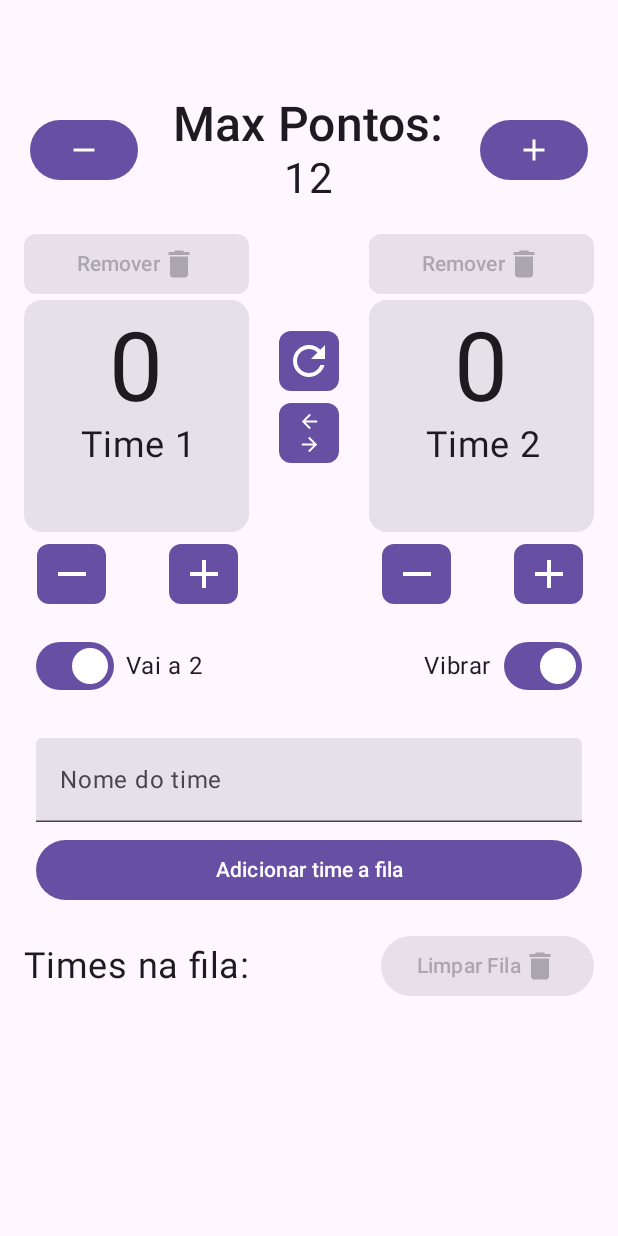
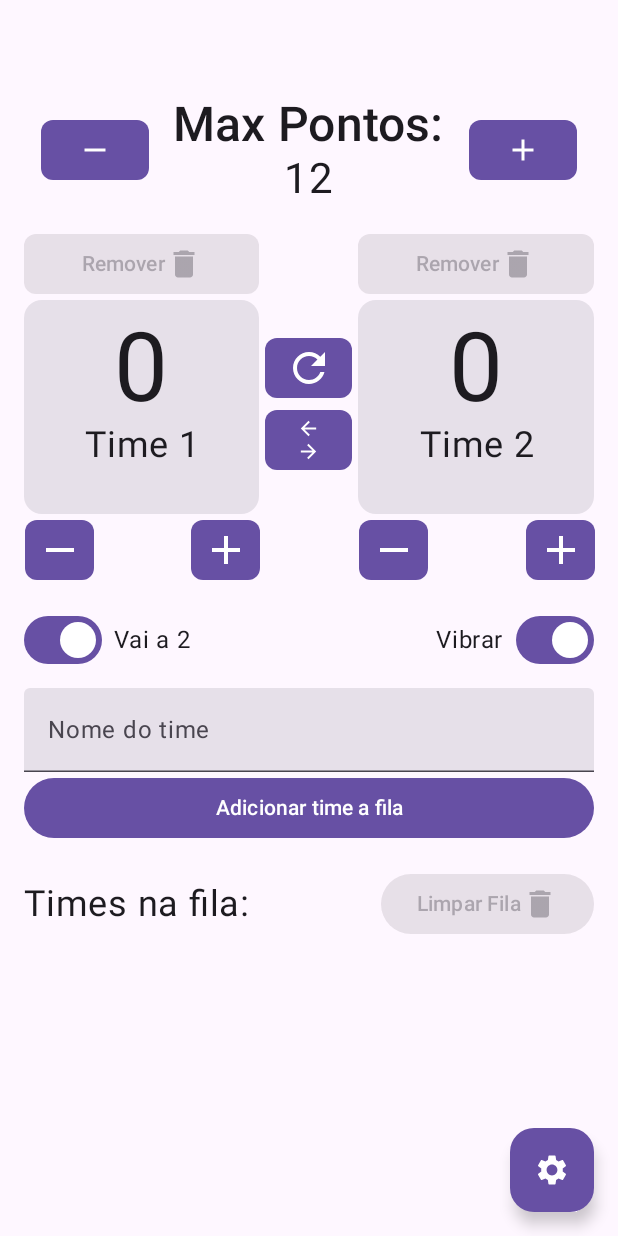
Before and after one commit to SaedSilva/voleibr, an Android app built with Jetpack Compose: the screen it shows after launch (MainActivity), on a phone screen of 412 x 824 dp. Run offline under Robolectric (Android 15) with nearby library versions, the phone set to English and light mode, and no system bars; our stand-ins replace Room's generated code; 13 statements that could not run were skipped.

Commit message:
Fix Layout

```diff
--- a/app/src/main/AndroidManifest.xml
+++ b/app/src/main/AndroidManifest.xml
@@ -3,6 +3,7 @@
     xmlns:tools="http://schemas.android.com/tools">
 
     <uses-permission android:name="android.permission.VIBRATE" />
+    <uses-permission android:name="android.permission.INTERNET" />
 
     <application
         android:allowBackup="true"
--- a/app/src/main/java/br/dev/saed/voleibr/ui/screens/main/MainScreen.kt
+++ b/app/src/main/java/br/dev/saed/voleibr/ui/screens/main/MainScreen.kt
@@ -5,22 +5,28 @@ import androidx.compose.foundation.layout.Arrangement
 import androidx.compose.foundation.layout.Column
 import androidx.compose.foundation.layout.PaddingValues
 import androidx.compose.foundation.layout.Row
+import androidx.compose.foundation.layout.Spacer
 import androidx.compose.foundation.layout.fillMaxSize
 import androidx.compose.foundation.layout.fillMaxWidth
 import androidx.compose.foundation.layout.padding
 import androidx.compose.foundation.layout.size
+import androidx.compose.foundation.layout.width
 import androidx.compose.foundation.lazy.LazyColumn
+import androidx.compose.foundation.rememberScrollState
 import androidx.compose.foundation.text.KeyboardActions
 import androidx.compose.foundation.text.KeyboardOptions
+import androidx.compose.foundation.verticalScroll
 import androidx.compose.material.icons.Icons
 import androidx.compose.material.icons.automirrored.filled.ArrowBack
 import androidx.compose.material.icons.automirrored.filled.ArrowForward
 import androidx.compose.material.icons.filled.Add
 import androidx.compose.material.icons.filled.Delete
 import androidx.compose.material.icons.filled.Refresh
+import androidx.compose.material.icons.filled.Settings
 import androidx.compose.material3.Button
 import androidx.compose.material3.Card
 import androidx.compose.material3.CardColors
+import androidx.compose.material3.FloatingActionButton
 import androidx.compose.material3.Icon
 import androidx.compose.material3.MaterialTheme
 import androidx.compose.material3.Scaffold
@@ -71,14 +77,14 @@ fun MainScreen(
 ) {
     Scaffold(
         modifier = Modifier.fillMaxSize(),
-//        floatingActionButton = {
-//            FloatingActionButton(
-//                onClick = { /*TODO implements fab*/ },
-//                containerColor = MaterialTheme.colorScheme.primary
-//            ) {
-//                Icon(imageVector = Icons.Default.Info, contentDescription = null, tint = MaterialTheme.colorScheme.onPrimary)
-//            }
-//        }
+        floatingActionButton = {
+            FloatingActionButton(
+                onClick = { /*TODO implements fab*/ },
+                containerColor = MaterialTheme.colorScheme.primary
+            ) {
+                Icon(imageVector = Icons.Default.Settings, contentDescription = null, tint = MaterialTheme.colorScheme.onPrimary)
+            }
+        }
     ) { innerPadding ->
         if (uiState.winner != null) {
             WinnerDialog(winner = uiState.winner)
@@ -86,7 +92,6 @@ fun MainScreen(
 
         Column(
             modifier = modifier
-                .fillMaxSize()
                 .padding(innerPadding)
                 .padding(16.dp)
         ) {
@@ -94,10 +99,13 @@ fun MainScreen(
                 modifier = Modifier
                     .fillMaxWidth()
                     .padding(top = 32.dp),
-                horizontalArrangement = Arrangement.SpaceAround,
+                horizontalArrangement = Arrangement.Center,
                 verticalAlignment = Alignment.CenterVertically
             ) {
-                Button(onClick = { onClickDecreaseMaxPoints() }) {
+                Button(
+                    onClick = { onClickDecreaseMaxPoints() },
+                    shape = MaterialTheme.shapes.small
+                ) {
                     Icon(
                         painter = painterResource(id = R.drawable.baseline_remove_24),
                         contentDescription = stringResource(id = R.string.txt_acss_btn_decrease_max_points)
@@ -120,19 +128,22 @@ fun MainScreen(
                     )
                 }
 
-                Button(onClick = { onClickIncreaseMaxPoints() }) {
+                Button(
+                    onClick = { onClickIncreaseMaxPoints() },
+                    shape = MaterialTheme.shapes.small
+                ) {
                     Icon(
                         imageVector = Icons.Default.Add,
                         contentDescription = stringResource(id = R.string.txt_acss_btn_increase_max_points)
                     )
                 }
             }
-
             Row(
                 horizontalArrangement = Arrangement.SpaceBetween,
+                verticalAlignment = Alignment.CenterVertically,
                 modifier = Modifier.fillMaxWidth()
             ) {
-                Column(modifier = Modifier.size(width = 150.dp, height = 260.dp)) {
+                Column(modifier = Modifier.weight(1f)) {
                     Button(
                         modifier = Modifier.fillMaxWidth(),
                         enabled = uiState.teamsInQueue.isNotEmpty(),
@@ -170,13 +181,13 @@ fun MainScreen(
                                 text = uiState.team1.nome,
                                 fontSize = 24.sp,
                                 textAlign = TextAlign.Center,
-                                modifier = Modifier.size(width = 125.dp, height = 64.dp)
+                                minLines = 2
                             )
                         }
                     }
                     Row(
                         modifier = Modifier
-                            .padding(8.dp)
+                            .padding(top = 4.dp)
                             .fillMaxWidth(),
                         verticalAlignment = Alignment.CenterVertically,
                         horizontalArrangement = Arrangement.SpaceBetween
@@ -213,8 +224,10 @@ fun MainScreen(
                     }
                 }
 
+                Spacer(modifier = Modifier.width(4.dp))
+
                 Column(
-                    modifier = Modifier.size(width = 40.dp, height = 225.dp),
+                    modifier = Modifier,
                     verticalArrangement = Arrangement.Center,
                 ) {
                     Button(
@@ -248,7 +261,9 @@ fun MainScreen(
                     }
                 }
 
-                Column(modifier = Modifier.size(width = 150.dp, height = 260.dp)) {
+                Spacer(modifier = Modifier.width(4.dp))
+
+                Column(modifier = Modifier.weight(1f)) {
                     Button(
                         modifier = Modifier.fillMaxWidth(),
                         enabled = uiState.teamsInQueue.isNotEmpty(),
@@ -286,13 +301,13 @@ fun MainScreen(
                                 text = uiState.team2.nome,
                                 fontSize = 24.sp,
                                 textAlign = TextAlign.Center,
-                                modifier = Modifier.size(width = 125.dp, height = 64.dp)
+                                minLines = 2
                             )
                         }
                     }
                     Row(
                         modifier = Modifier
-                            .padding(8.dp)
+                            .padding(top = 4.dp)
                             .fillMaxWidth(),
                         verticalAlignment = Alignment.CenterVertically,
                         horizontalArrangement = Arrangement.SpaceBetween
@@ -332,12 +347,13 @@ fun MainScreen(
             }
 
             Row(
-                modifier = Modifier.fillMaxWidth(),
+                modifier = Modifier
+                    .fillMaxWidth()
+                    .padding(top = 16.dp),
                 horizontalArrangement = Arrangement.SpaceBetween
             ) {
                 Row(
-                    verticalAlignment = Alignment.CenterVertically,
-                    modifier = Modifier.padding(8.dp)
+                    verticalAlignment = Alignment.CenterVertically
                 ) {
                     Switch(
                         checked = uiState.vaiA2,
@@ -348,9 +364,10 @@ fun MainScreen(
                         modifier = Modifier.padding(start = 8.dp)
                     )
                 }
+
+
                 Row(
-                    verticalAlignment = Alignment.CenterVertically,
-                    modifier = Modifier.padding(8.dp)
+                    verticalAlignment = Alignment.CenterVertically
                 ) {
                     Text(
                         text = stringResource(id = R.string.txt_vibrar),
@@ -378,8 +395,7 @@ fun MainScreen(
                     singleLine = true,
                     label = { Text(text = stringResource(id = R.string.edit_team_name)) },
                     modifier = Modifier
-                        .fillMaxWidth()
-                        .padding(8.dp),
+                        .fillMaxWidth(),
                     keyboardOptions = KeyboardOptions(imeAction = ImeAction.Go),
                     keyboardActions = KeyboardActions {
                         onClickAddTeam()
@@ -394,7 +410,6 @@ fun MainScreen(
                     },
                     modifier = Modifier
                         .fillMaxWidth()
-                        .padding(start = 8.dp, end = 8.dp)
                 ) {
                     Text(
                         text = stringResource(id = R.string.txt_add_queue),
```
